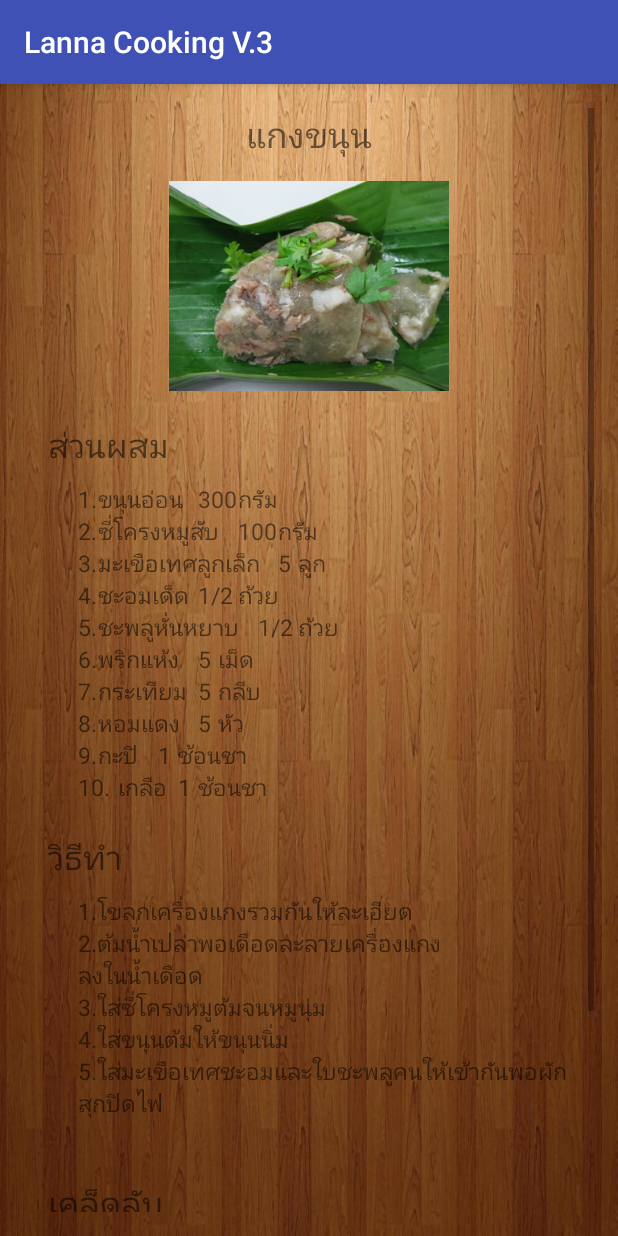
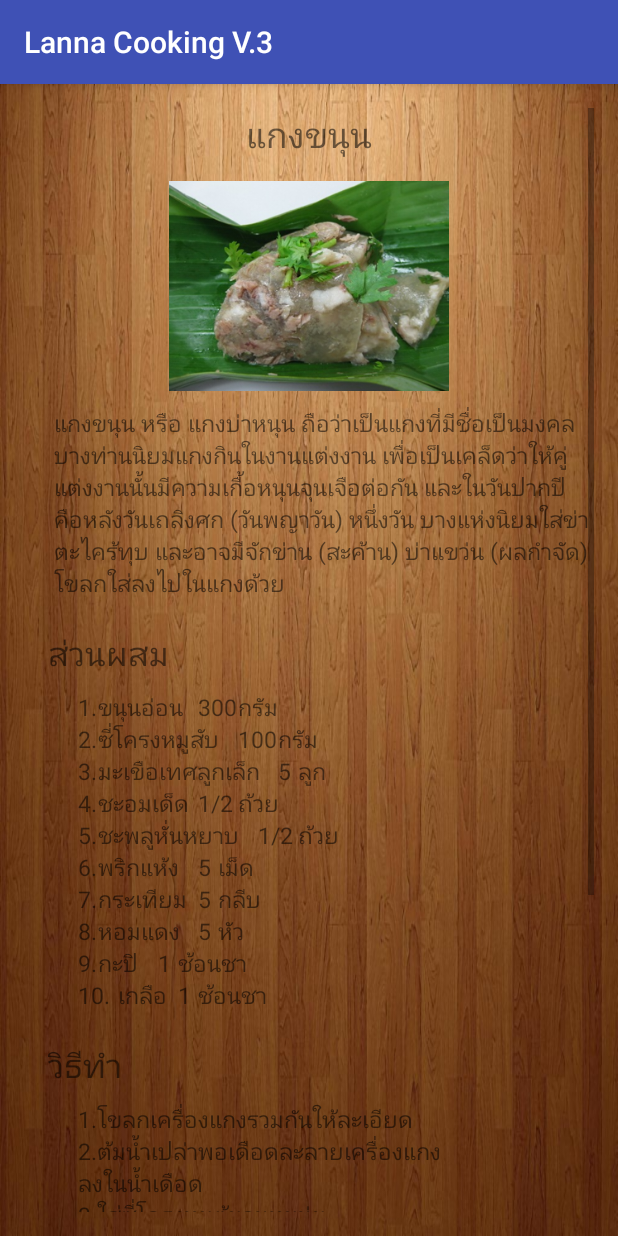
Before and after one commit to KanRMUTL/Lanna-Cooking, an Android app: the screen it shows after launch (DetailActivity), after a tap on "แกงขนุน", on a phone screen of 412 x 824 dp. Run offline under Robolectric (Android 15) with nearby library versions, the phone set to English and light mode, and no system bars.

Commit message:
LannaCooking + เพิ่มข้อมูล information

```diff
--- a/LannaCookingV.3/app/src/main/java/com/kan/lannacookingv3/Cooking.java
+++ b/LannaCookingV.3/app/src/main/java/com/kan/lannacookingv3/Cooking.java
@@ -8,9 +8,11 @@ import java.io.Serializable;
 public class Cooking implements Serializable {
     private String id;
     private String name;
+    private String information;
     private String item;
     private String step;
     private String img;
+    private String trick;
 
     public String getImg() {
         return img;
@@ -60,5 +62,7 @@ public class Cooking implements Serializable {
         this.step = step;
     }
 
-    private String trick;
+    public String getInformation() {return information;}
+
+    public void setInformation(String information) {this.information = information;}
 }
--- a/LannaCookingV.3/app/src/main/java/com/kan/lannacookingv3/CookingDAO.java
+++ b/LannaCookingV.3/app/src/main/java/com/kan/lannacookingv3/CookingDAO.java
@@ -33,10 +33,11 @@ public class CookingDAO {
             cooking = new Cooking();
             cooking.setId(cursor.getString(0));
             cooking.setName(cursor.getString(1));
-            cooking.setItem(cursor.getString(2));
-            cooking.setStep(cursor.getString(3));
-            cooking.setTrick(cursor.getString(4));
-            cooking.setImg(cursor.getString(5));
+            cooking.setInformation(cursor.getString(2));
+            cooking.setItem(cursor.getString(3));
+            cooking.setStep(cursor.getString(4));
+            cooking.setTrick(cursor.getString(5));
+            cooking.setImg(cursor.getString(6));
 
             cookings.add(cooking);
             cursor.moveToNext();
--- a/LannaCookingV.3/app/src/main/java/com/kan/lannacookingv3/DbHelper.java
+++ b/LannaCookingV.3/app/src/main/java/com/kan/lannacookingv3/DbHelper.java
@@ -29,14 +29,16 @@ public class DbHelper extends SQLiteOpenHelper {
         String SQLText = "CREATE TABLE cooking ("+
                 "id TEXT PRIMARY KEY," +
                 "name TEXT," +
+                "information TEXT," +
                 "item TEXT," +
                 "step TEXT," +
                 "trick TEXT," +
                 "img TEXT);";
         db.execSQL(SQLText);
 
-        SQLText = "INSERT INTO cooking (id, name, item, step,trick, img)" +
+        SQLText = "INSERT INTO cooking (id, name, information, item, step,trick, img)" +
                 "VALUES ('001', 'ข้าวซอยไก่', " +
+                "'ข้าวซอยเป็นอาหารชนิดหนึ่งซึ่งมีที่มาจากอาหารของชาวมุสลิมโดยชาวจีนฮ่อมุสลิมซึ่งบางแห่งเรียกชื่อเต็มว่าข้าวซอยฮ่อหรือข้าวซอยอิสลามดังนั้นข้าวซอยจึงใช้เนื้อไก่และเนื้อวัวเป็นส่วนผสม', " +
                 "'1.\tน่องไก่\t1\tกิโลกรัม\n " + "2.\tเส้นข้าวซอย\t1/2\tกิโลกรัม\n" +
                 "3.\tน้ำมันพืช\t1\tถ้วย\n" + "4.\tกะทิ\t3\tถ้วย\n" +
                 "5.\tพริกแห้ง\t10\tเม็ด\n" + "6.\tกระเทียม\t10\tกลีบ\n" +
@@ -54,8 +56,9 @@ public class DbHelper extends SQLiteOpenHelper {
                 "เคล็ดลับในการเลือกส่วนผสม\n" + "การเลือกเนื้อไก่ ควรเลือกน่องและสะโพก สำหรับข้าวซอยเนื้อ ควรใช้เนื้อสันคอ','IMG');";
         db.execSQL(SQLText);
 
-        SQLText = "INSERT INTO cooking (id, name, item, step,trick, img)" +
+        SQLText = "INSERT INTO cooking (id, name, information, item, step,trick, img)" +
                 "VALUES ('002', 'แกงผักแว่น', " +
+                "'แกงผักแว่น นิยมแกงง่ายๆ ใส่เห็ดฟาง ไม่ใส่เนื้อปลา หรือเนื้อสัตว์ใดๆ กลิ่นหอมชวนรับประทานของแกงมาจากพริกหนุ่มย่างถ่านไม้ บางสูตรใส่ปลา เช่นเดียวกับแกงผักกาด แกงผักปลัง บางสูตรใส่แต่พริกหนุ่มย่างไฟ ไม่ใช้พริกหนุ่มเป็นเครื่องแกง', " +
                 "'1.\tผักแว่น\t100\tกรัม\n" + "2.\tเห็ดฟาง\t200\tกรัม\n" +
                 "3.\tพริกหนุ่มย่าง\t2\tเม็ด\n" + "4.\tพริกหนุ่ม\t3\tเม็ด\n" +
                 "5.\tกระเทียม\t5\tกลีบ\n" + "6.\tกะปิ\t1\tช้อนโต๊ะ'," +
@@ -67,8 +70,9 @@ public class DbHelper extends SQLiteOpenHelper {
                 "ปรุงรสด้วยซีอิ้วขาวนิดหน่อยไม่ควรใส่น้ำปลา\nเพราะจะทำให้มีกลิ่นคาว','IMG');";
         db.execSQL(SQLText);
 
-        SQLText = "INSERT INTO cooking (id, name, item, step,trick, img)" +
+        SQLText = "INSERT INTO cooking (id, name, information, item, step,trick, img)" +
                 "VALUES ('003', 'แกงมะรุม', " +
+                "'แกงมะรุม หรือแกงบ่าค้อนก้อม ใช้ฝักมะรุม หรือบ่าค้อนก้อมเป็นผักแกง นิยมแกงกับปลาแห้งหรือกระดูกหมู มีวิธีการแกงเช่นเดียวกับแกงผักเสี้ยว แกงผักหวาน แกงผักเซียงดา สูตรนี้ใช้วิธีผัดเครื่องแกงกับน้ำเล็กน้อย พอให้เครื่องหอม จึงเติมน้ำลงไป ใส่ผักชะอมและใบชะพลูลงด้วย เพื่อให้แกงหอม รสชาติกลมกล่อมยิ่งขึ้น', " +
                 "'1.\tมะรุม\t2\tถ้วย\n" + "2.\tปลาแห้ง\t50\tกรัม\n" +
                 "3.\tชะอมเด็ด\t1/2\tถ้วย\n" + "4.\tชะพลูหั่นหยาบ\t1/2\tถ้วย\n" +
                 "5.\tพริกขี้หนูแห้ง\t10\tเม็ด\n" + "6.\tกระเทียม\t10\tกลีบ\n" +
@@ -83,8 +87,9 @@ public class DbHelper extends SQLiteOpenHelper {
                 "'','IMG');";
         db.execSQL(SQLText);
 
-        SQLText = "INSERT INTO cooking (id, name, item, step,trick, img)" +
+        SQLText = "INSERT INTO cooking (id, name, information, item, step,trick, img)" +
                 "VALUES ('004', 'แกงขนุน', " +
+                "'แกงขนุน หรือ แกงบ่าหนุน ถือว่าเป็นแกงที่มีชื่อเป็นมงคล บางท่านนิยมแกงกินในงานแต่งงาน เพื่อเป็นเคล็ดว่าให้คู่แต่งงานนั้นมีความเกื้อหนุนจุนเจือต่อกัน และในวันปากปี คือหลังวันเถลิงศก (วันพญาวัน) หนึ่งวัน บางแห่งนิยมใส่ข่า ตะไคร้ทุบ และอาจมีจักข่าน (สะค้าน) บ่าแขว่น (ผลกำจัด) โขลกใส่ลงไปในแกงด้วย', " +
                 "'1.\tขนุนอ่อน\t300\tกรัม\n" + "2.\tซี่โครงหมูสับ\t100\tกรัม\n" +
                 "3.\tมะเขือเทศลูกเล็ก\t5\tลูก\n" + "4.\tชะอมเด็ด\t1/2\tถ้วย\n" +
                 "5.\tชะพลูหั่นหยาบ\t1/2\tถ้วย\n" + "6.\tพริกแห้ง\t5\tเม็ด\n" +
--- a/LannaCookingV.3/app/src/main/java/com/kan/lannacookingv3/DetailActivity.java
+++ b/LannaCookingV.3/app/src/main/java/com/kan/lannacookingv3/DetailActivity.java
@@ -7,7 +7,7 @@ import android.widget.ImageView;
 import android.widget.TextView;
 
 public class DetailActivity extends AppCompatActivity {
-    private TextView menuName, item,step, trick;
+    private TextView menuName, item,step, trick,information;
     private Cooking cooking;
     @Override
     protected void onCreate(Bundle savedInstanceState) {
@@ -18,7 +18,8 @@ public class DetailActivity extends AppCompatActivity {
 
         cooking = (Cooking) intent.getSerializableExtra("cookingObj");
 
-        menuName = (TextView) findViewById(R.id.title_menuName);
+        menuName = (TextView)findViewById(R.id.title_menuName);
+        information = (TextView)findViewById(R.id.information);
         item = (TextView)findViewById(R.id.item);
         step = (TextView)findViewById(R.id.step);
         trick = (TextView)findViewById(R.id.trick);
@@ -26,6 +27,7 @@ public class DetailActivity extends AppCompatActivity {
 
 
         menuName.setText(cooking.getName());
+        information.setText(cooking.getInformation());
         pic.setImageResource(R.drawable.kkd);
         item.setText(cooking.getItem());
         step.setText(cooking.getStep());
--- a/LannaCookingV.3/app/src/main/res/layout/activity_detail.xml
+++ b/LannaCookingV.3/app/src/main/res/layout/activity_detail.xml
@@ -31,6 +31,13 @@
         android:id="@+id/img"
         android:layout_gravity="center_horizontal"
         android:layout_marginTop="15dp"/>
+
+            <TextView
+            android:layout_width="wrap_content"
+            android:layout_height="wrap_content"
+            android:text="Large Text"
+            android:id="@+id/information"
+            style="@style/content_detail"/>
 
     <TextView
         android:layout_width="wrap_content"
```
